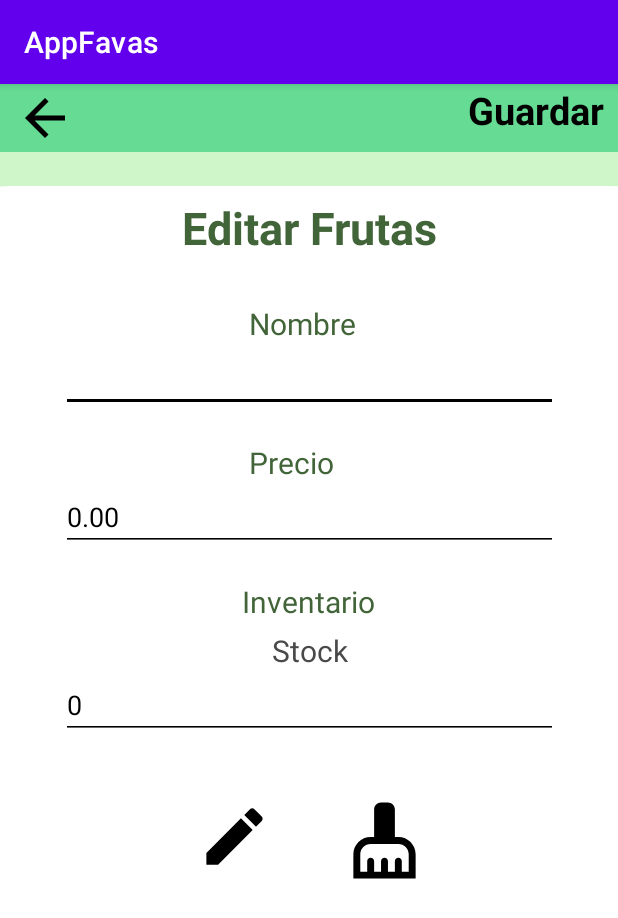
After one commit to NormanRomero06/FavaApp, an Android app: the fragment CrudFrutaFragment shown on its own in the app's theme, on a phone screen of 412 x 824 dp. The commit adds this screen. Shown: the top 918 px of the screen. Run offline under Robolectric (Android 15) with nearby library versions, the phone set to English and light mode, and no system bars.

Commit message:
Fragment de fruta creado

```diff
--- /dev/null
+++ b/app/src/main/java/com/example/appfavas/ui/frutas/CrudFrutaFragment.kt
@@ -0,0 +1,60 @@
+package com.example.appfavas.ui.frutas
+
+import android.os.Bundle
+import androidx.fragment.app.Fragment
+import android.view.LayoutInflater
+import android.view.View
+import android.view.ViewGroup
+import com.example.appfavas.R
+
+// TODO: Rename parameter arguments, choose names that match
+// the fragment initialization parameters, e.g. ARG_ITEM_NUMBER
+private const val ARG_PARAM1 = "param1"
+private const val ARG_PARAM2 = "param2"
+
+/**
+ * A simple [Fragment] subclass.
+ * Use the [CrudFrutaFragment.newInstance] factory method to
+ * create an instance of this fragment.
+ */
+class CrudFrutaFragment : Fragment() {
+    // TODO: Rename and change types of parameters
+    private var param1: String? = null
+    private var param2: String? = null
+
+    override fun onCreate(savedInstanceState: Bundle?) {
+        super.onCreate(savedInstanceState)
+        arguments?.let {
+            param1 = it.getString(ARG_PARAM1)
+            param2 = it.getString(ARG_PARAM2)
+        }
+    }
+
+    override fun onCreateView(
+        inflater: LayoutInflater, container: ViewGroup?,
+        savedInstanceState: Bundle?
+    ): View? {
+        // Inflate the layout for this fragment
+        return inflater.inflate(R.layout.fragment_crud_fruta, container, false)
+    }
+
+    companion object {
+        /**
+         * Use this factory method to create a new instance of
+         * this fragment using the provided parameters.
+         *
+         * @param param1 Parameter 1.
+         * @param param2 Parameter 2.
+         * @return A new instance of fragment CrudFrutaFragment.
+         */
+        // TODO: Rename and change types and number of parameters
+        @JvmStatic
+        fun newInstance(param1: String, param2: String) =
+            CrudFrutaFragment().apply {
+                arguments = Bundle().apply {
+                    putString(ARG_PARAM1, param1)
+                    putString(ARG_PARAM2, param2)
+                }
+            }
+    }
+}
--- /dev/null
+++ b/app/src/main/res/drawable/baseline_add_24.xml
@@ -0,0 +1,5 @@
+<vector android:height="24dp" android:tint="#000000"
+    android:viewportHeight="24" android:viewportWidth="24"
+    android:width="24dp" xmlns:android="http://schemas.android.com/apk/res/android">
+    <path android:fillColor="@android:color/white" android:pathData="M19,13h-6v6h-2v-6H5v-2h6V5h2v6h6v2z"/>
+</vector>
--- /dev/null
+++ b/app/src/main/res/drawable/baseline_arrow_back_24.xml
@@ -0,0 +1,5 @@
+<vector android:autoMirrored="true" android:height="24dp"
+    android:tint="#000000" android:viewportHeight="24"
+    android:viewportWidth="24" android:width="24dp" xmlns:android="http://schemas.android.com/apk/res/android">
+    <path android:fillColor="@android:color/white" android:pathData="M20,11H7.83l5.59,-5.59L12,4l-8,8 8,8 1.41,-1.41L7.83,13H20v-2z"/>
+</vector>
--- /dev/null
+++ b/app/src/main/res/drawable/baseline_clean_24.xml
@@ -0,0 +1,5 @@
+<vector android:height="24dp" android:tint="#000000"
+    android:viewportHeight="24" android:viewportWidth="24"
+    android:width="24dp" xmlns:android="http://schemas.android.com/apk/res/android">
+    <path android:fillColor="@android:color/white" android:pathData="M16,11h-1V3c0,-1.1 -0.9,-2 -2,-2h-2C9.9,1 9,1.9 9,3v8H8c-2.76,0 -5,2.24 -5,5v7h18v-7C21,13.24 18.76,11 16,11zM19,21h-2v-3c0,-0.55 -0.45,-1 -1,-1s-1,0.45 -1,1v3h-2v-3c0,-0.55 -0.45,-1 -1,-1s-1,0.45 -1,1v3H9v-3c0,-0.55 -0.45,-1 -1,-1s-1,0.45 -1,1v3H5v-5c0,-1.65 1.35,-3 3,-3h8c1.65,0 3,1.35 3,3V21z"/>
+</vector>
--- /dev/null
+++ b/app/src/main/res/drawable/baseline_edit_24.xml
@@ -0,0 +1,5 @@
+<vector android:height="24dp" android:tint="#000000"
+    android:viewportHeight="24" android:viewportWidth="24"
+    android:width="24dp" xmlns:android="http://schemas.android.com/apk/res/android">
+    <path android:fillColor="@android:color/white" android:pathData="M3,17.25V21h3.75L17.81,9.94l-3.75,-3.75L3,17.25zM20.71,7.04c0.39,-0.39 0.39,-1.02 0,-1.41l-2.34,-2.34c-0.39,-0.39 -1.02,-0.39 -1.41,0l-1.83,1.83 3.75,3.75 1.83,-1.83z"/>
+</vector>
--- /dev/null
+++ b/app/src/main/res/layout/fragment_crud_fruta.xml
@@ -0,0 +1,173 @@
+<?xml version="1.0" encoding="utf-8"?>
+<androidx.constraintlayout.widget.ConstraintLayout xmlns:android="http://schemas.android.com/apk/res/android"
+    xmlns:tools="http://schemas.android.com/tools"
+    android:layout_width="match_parent"
+    android:layout_height="match_parent"
+    tools:context=".ui.frutas.CrudFrutaFragment"
+    xmlns:app="http://schemas.android.com/apk/res-auto"
+    android:background="@color/back">
+
+    <View
+        android:id="@+id/vwInicio"
+        android:layout_width="match_parent"
+        android:layout_height="45dp"
+        android:background="@color/color_Primary"
+        app:layout_constraintEnd_toEndOf="parent"
+        app:layout_constraintStart_toStartOf="parent"
+        app:layout_constraintTop_toTopOf="parent" />
+
+    <View
+        android:id="@+id/VwRegister"
+        android:layout_width="520dp"
+        android:layout_height="700dp"
+        android:background="@drawable/ic_shape_login"
+        app:layout_constraintBottom_toBottomOf="parent"
+        app:layout_constraintEnd_toEndOf="parent"
+        app:layout_constraintStart_toStartOf="parent" />
+
+    <ImageView
+        android:id="@+id/ivRegresar"
+        android:layout_width="40dp"
+        android:layout_height="40dp"
+        android:layout_marginStart="10dp"
+        android:src="@drawable/baseline_arrow_back_24"
+        app:layout_constraintBottom_toBottomOf="@id/vwInicio"
+        app:layout_constraintStart_toStartOf="@id/vwInicio"
+        app:layout_constraintTop_toTopOf="@id/vwInicio" />
+
+    <TextView
+        android:id="@+id/tvGuardar"
+        android:layout_width="100dp"
+        android:layout_height="0dp"
+        android:text="@string/guardar"
+        android:textColor="@color/black"
+        android:textSize="25sp"
+        android:textStyle="bold"
+        app:layout_constraintBottom_toBottomOf="@+id/vwInicio"
+        app:layout_constraintEnd_toEndOf="@+id/vwInicio"
+        app:layout_constraintTop_toTopOf="@+id/vwInicio" />
+
+    <TextView
+        android:id="@+id/tvAgregarFruta"
+        android:layout_width="200dp"
+        android:layout_height="0dp"
+        android:layout_marginTop="30dp"
+        android:text="@string/editar_frutas"
+        android:textAlignment="center"
+        android:textColor="@color/boton"
+        android:textSize="30sp"
+        android:textStyle="bold"
+        app:layout_constraintEnd_toEndOf="parent"
+        app:layout_constraintStart_toStartOf="parent"
+        app:layout_constraintTop_toBottomOf="@id/vwInicio" />
+
+    <TextView
+        android:id="@+id/tvNombreFruta"
+        android:layout_width="80dp"
+        android:layout_height="0dp"
+        android:layout_marginTop="30dp"
+        android:text="@string/nombre"
+        android:textColor="@color/boton"
+        android:textSize="20sp"
+        app:layout_constraintStart_toStartOf="parent"
+        app:layout_constraintTop_toBottomOf="@id/tvAgregarFruta"
+        app:layout_constraintEnd_toEndOf="parent"/>
+
+    <EditText
+        android:id="@+id/etNombreFruta"
+        android:layout_width="331dp"
+        android:layout_height="0dp"
+        android:backgroundTint="@color/black"
+        android:textColor="@color/black"
+        android:textColorHint="@color/black"
+        app:layout_constraintEnd_toEndOf="parent"
+        app:layout_constraintStart_toStartOf="parent"
+        app:layout_constraintTop_toBottomOf="@id/tvNombreFruta"
+        />
+
+    <TextView
+        android:id="@+id/tvPrecioFruta"
+        android:layout_width="80dp"
+        android:layout_height="0dp"
+        android:layout_marginTop="20dp"
+        android:text="@string/precio"
+        android:textColor="@color/boton"
+        android:textSize="20sp"
+        app:layout_constraintStart_toStartOf="parent"
+        app:layout_constraintTop_toBottomOf="@id/etNombreFruta"
+        app:layout_constraintEnd_toEndOf="parent"/>
+
+    <EditText
+        android:id="@+id/etPrecioFruta"
+        android:layout_width="331dp"
+        android:layout_height="0dp"
+        android:backgroundTint="@color/black"
+        android:hint="@string/_0_00"
+        android:textColor="@color/black"
+        android:textColorHint="@color/black"
+        app:layout_constraintEnd_toEndOf="parent"
+        app:layout_constraintStart_toStartOf="parent"
+        app:layout_constraintTop_toBottomOf="@id/tvPrecioFruta" />
+
+    <TextView
+        android:id="@+id/tvInventarioFruta"
+        android:layout_width="90dp"
+        android:layout_height="0dp"
+        android:layout_marginTop="20dp"
+        android:text="@string/inventario"
+        android:textColor="@color/boton"
+        android:textSize="20sp"
+        app:layout_constraintStart_toStartOf="parent"
+        app:layout_constraintTop_toBottomOf="@id/etPrecioFruta"
+        app:layout_constraintEnd_toEndOf="parent"/>
+
+    <TextView
+        android:id="@+id/tvStock"
+        android:layout_width="60dp"
+        android:layout_height="0dp"
+        android:layout_marginTop="5dp"
+        android:text="@string/stock"
+        android:textAlignment="center"
+        android:textColor="@color/gray"
+        android:textSize="20sp"
+        app:layout_constraintStart_toStartOf="parent"
+        app:layout_constraintTop_toBottomOf="@id/tvInventarioFruta"
+        app:layout_constraintEnd_toEndOf="parent"/>
+
+    <EditText
+        android:id="@+id/etInventarioFruta"
+        android:layout_width="331dp"
+        android:layout_height="0dp"
+        android:backgroundTint="@color/black"
+        android:hint="@string/_0"
+        android:textColor="@color/black"
+        android:textColorHint="@color/black"
+        app:layout_constraintEnd_toEndOf="parent"
+        app:layout_constraintStart_toStartOf="parent"
+        app:layout_constraintTop_toBottomOf="@id/tvStock" />
+
+    <androidx.appcompat.widget.AppCompatButton
+        android:id="@+id/btnEditarFrutas"
+        android:layout_width="50dp"
+        android:layout_height="50dp"
+        android:layout_marginTop="40dp"
+        android:layout_marginEnd="100dp"
+        android:background="@drawable/baseline_edit_24"
+        android:textStyle="bold"
+        app:layout_constraintStart_toStartOf="parent"
+        app:layout_constraintTop_toBottomOf="@id/etInventarioFruta"
+        app:layout_constraintEnd_toEndOf="parent"/>
+
+    <androidx.appcompat.widget.AppCompatButton
+        android:id="@+id/btnLimpiarCampos"
+        android:layout_width="55dp"
+        android:layout_height="55dp"
+        android:layout_marginTop="40dp"
+        android:layout_marginStart="100dp"
+        android:background="@drawable/baseline_clean_24"
+        android:textStyle="bold"
+        app:layout_constraintEnd_toEndOf="parent"
+        app:layout_constraintStart_toStartOf="parent"
+        app:layout_constraintTop_toBottomOf="@id/etInventarioFruta" />
+
+</androidx.constraintlayout.widget.ConstraintLayout>
--- a/app/src/main/res/values/strings.xml
+++ b/app/src/main/res/values/strings.xml
@@ -29,4 +29,13 @@
     <string name="hora">Hora</string>
     <string name="id">ID</string>
     <string name="img_tarjeta">img_tarjeta</string>
+    <string name="agregar_fruta">Agregar Fruta</string>
+    <string name="nombre">Nombre</string>
+    <string name="precio">Precio</string>
+    <string name="_0_00">0.00</string>
+    <string name="inventario">Inventario</string>
+    <string name="stock">Stock</string>
+    <string name="_0">0</string>
+    <string name="guardar">Guardar</string>
+    <string name="editar_frutas">Editar Frutas</string>
 </resources>
```
Also changed, not shown: app/src/main/java/com/example/appfavas/ui/frutas/AgregarFrutaFragment.kt (added, +60 -0 lines), app/src/main/java/com/example/appfavas/ui/frutas/MenuFrutasFragment.kt (added, +60 -0 lines), app/src/main/res/layout/fragment_agregar_fruta.xml (added, +149 -0 lines), app/src/main/res/layout/fragment_menu_frutas.xml (added, +49 -0 lines), app/src/main/res/layout/item_frutas.xml (added, +59 -0 lines).
